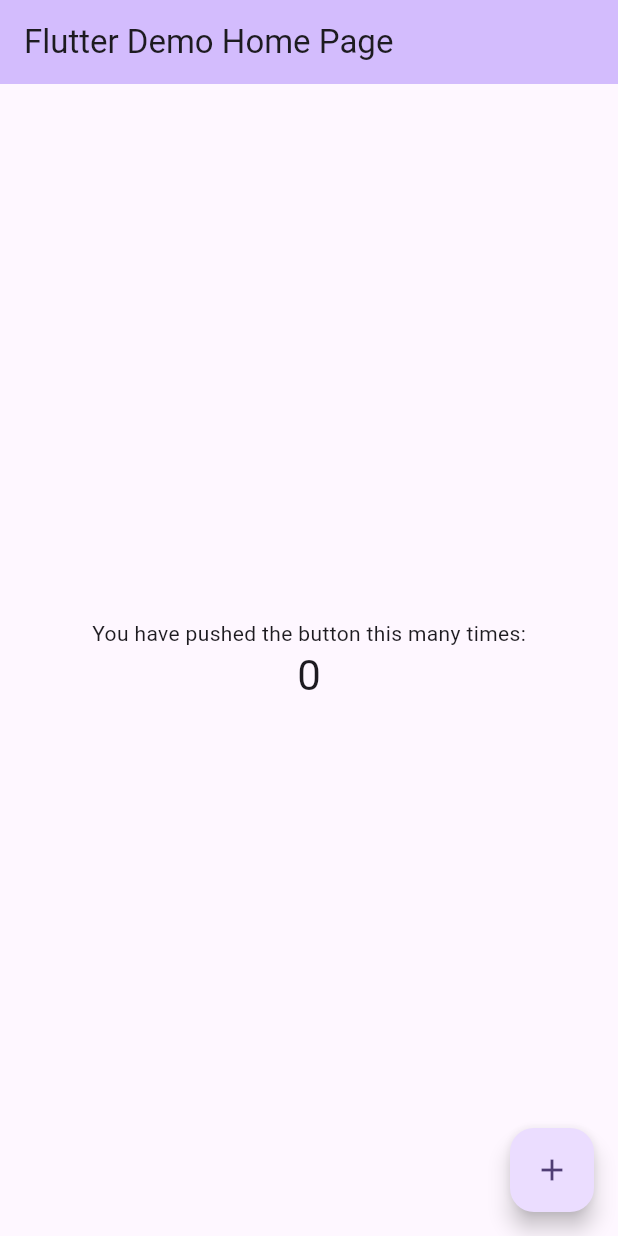
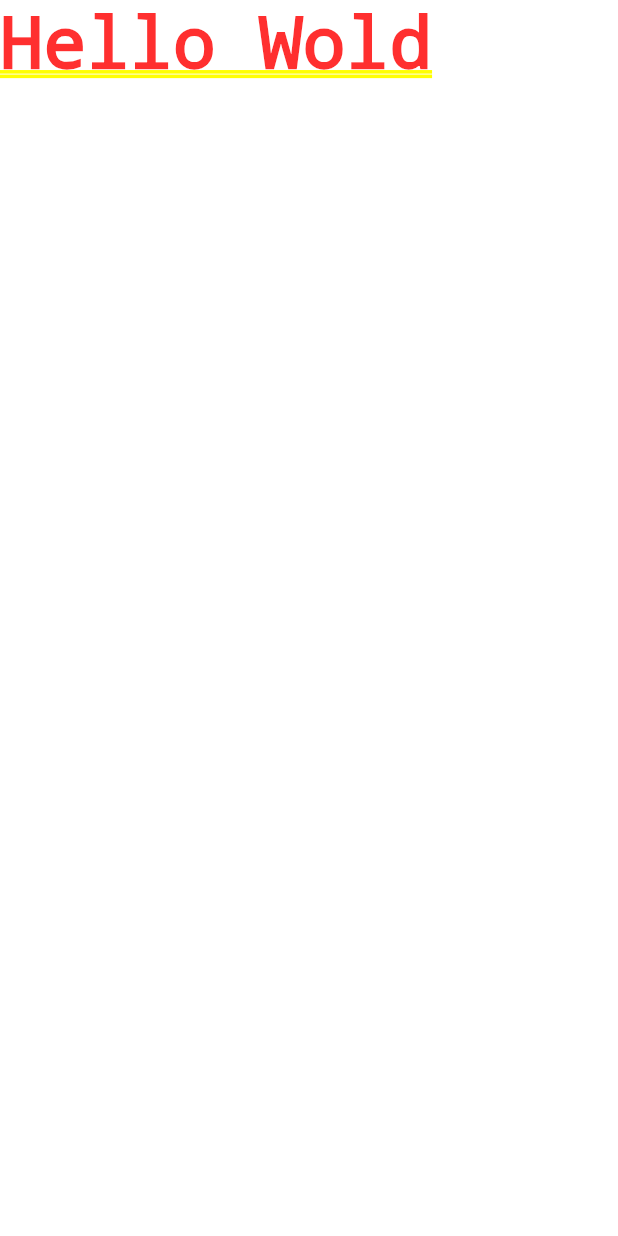
Before and after one commit to Thnpng/example_2, a Flutter app: the screen it shows after launch, on a phone screen of 412 x 824 dp. Run offline on Flutter 3.47's test engine with Material 3 defaults, Android fonts, the phone set to English and light mode, and no system bars.

Commit message:
Edit HomePage

```diff
--- a/lib/main.dart
+++ b/lib/main.dart
@@ -1,125 +1,21 @@
+import 'package:example_1/screen/my_home_page.dart';
 import 'package:flutter/material.dart';
 
 void main() {
   runApp(const MyApp());
 }
-
 class MyApp extends StatelessWidget {
   const MyApp({super.key});
-
   // This widget is the root of your application.
   @override
   Widget build(BuildContext context) {
     return MaterialApp(
       title: 'Flutter Demo',
       theme: ThemeData(
-        // This is the theme of your application.
-        //
-        // TRY THIS: Try running your application with "flutter run". You'll see
-        // the application has a purple toolbar. Then, without quitting the app,
-        // try changing the seedColor in the colorScheme below to Colors.green
-        // and then invoke "hot reload" (save your changes or press the "hot
-        // reload" button in a Flutter-supported IDE, or press "r" if you used
-        // the command line to start the app).
-        //
-        // Notice that the counter didn't reset back to zero; the application
-        // state is not lost during the reload. To reset the state, use hot
-        // restart instead.
-        //
-        // This works for code too, not just values: Most code changes can be
-        // tested with just a hot reload.
-        colorScheme: ColorScheme.fromSeed(seedColor: Colors.deepPurple),
+        colorScheme: ColorScheme.fromSeed(seedColor: Colors.red),
         useMaterial3: true,
       ),
-      home: const MyHomePage(title: 'Flutter Demo Home Page'),
+      home: const MyHomePage(),
     );
   }
 }
-
-class MyHomePage extends StatefulWidget {
-  const MyHomePage({super.key, required this.title});
-
-  // This widget is the home page of your application. It is stateful, meaning
-  // that it has a State object (defined below) that contains fields that affect
-  // how it looks.
-
-  // This class is the configuration for the state. It holds the values (in this
-  // case the title) provided by the parent (in this case the App widget) and
-  // used by the build method of the State. Fields in a Widget subclass are
-  // always marked "final".
-
-  final String title;
-
-  @override
-  State<MyHomePage> createState() => _MyHomePageState();
-}
-
-class _MyHomePageState extends State<MyHomePage> {
-  int _counter = 0;
-
-  void _incrementCounter() {
-    setState(() {
-      // This call to setState tells the Flutter framework that something has
-      // changed in this State, which causes it to rerun the build method below
-      // so that the display can reflect the updated values. If we changed
-      // _counter without calling setState(), then the build method would not be
-      // called again, and so nothing would appear to happen.
-      _counter++;
-    });
-  }
-
-  @override
-  Widget build(BuildContext context) {
-    // This method is rerun every time setState is called, for instance as done
-    // by the _incrementCounter method above.
-    //
-    // The Flutter framework has been optimized to make rerunning build methods
-    // fast, so that you can just rebuild anything that needs updating rather
-    // than having to individually change instances of widgets.
-    return Scaffold(
-      appBar: AppBar(
-        // TRY THIS: Try changing the color here to a specific color (to
-        // Colors.amber, perhaps?) and trigger a hot reload to see the AppBar
-        // change color while the other colors stay the same.
-        backgroundColor: Theme.of(context).colorScheme.inversePrimary,
-        // Here we take the value from the MyHomePage object that was created by
-        // the App.build method, and use it to set our appbar title.
-        title: Text(widget.title),
-      ),
-      body: Center(
-        // Center is a layout widget. It takes a single child and positions it
-        // in the middle of the parent.
-        child: Column(
-          // Column is also a layout widget. It takes a list of children and
-          // arranges them vertically. By default, it sizes itself to fit its
-          // children horizontally, and tries to be as tall as its parent.
-          //
-          // Column has various properties to control how it sizes itself and
-          // how it positions its children. Here we use mainAxisAlignment to
-          // center the children vertically; the main axis here is the vertical
-          // axis because Columns are vertical (the cross axis would be
-          // horizontal).
-          //
-          // TRY THIS: Invoke "debug painting" (choose the "Toggle Debug Paint"
-          // action in the IDE, or press "p" in the console), to see the
-          // wireframe for each widget.
-          mainAxisAlignment: MainAxisAlignment.center,
-          children: <Widget>[
-            const Text(
-              'You have pushed the button this many times:',
-            ),
-            Text(
-              '$_counter',
-              style: Theme.of(context).textTheme.headlineMedium,
-            ),
-          ],
-        ),
-      ),
-      floatingActionButton: FloatingActionButton(
-        onPressed: _incrementCounter,
-        tooltip: 'Increment',
-        child: const Icon(Icons.add),
-      ), // This trailing comma makes auto-formatting nicer for build methods.
-    );
-  }
-}
--- /dev/null
+++ b/lib/screen/my_home_page.dart
@@ -0,0 +1,10 @@
+import 'package:flutter/material.dart';
+
+class MyHomePage extends StatelessWidget {
+  const MyHomePage({super.key});
+
+  @override
+  Widget build(BuildContext context) {
+    return Text("Hello Wold");
+  }
+}
```
